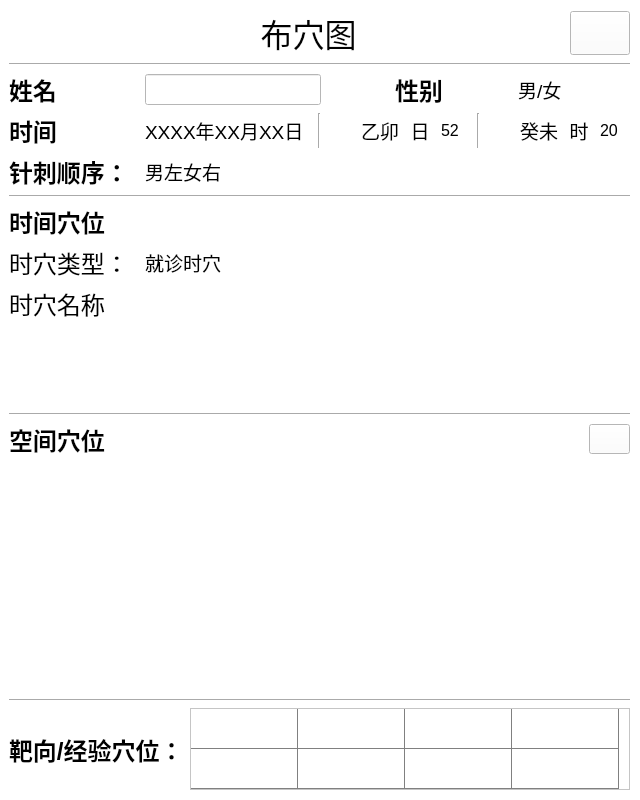
The window that output.ui (pejoypan/ZiWuLiuZhu) describes before a commit, drawn with Qt 5.
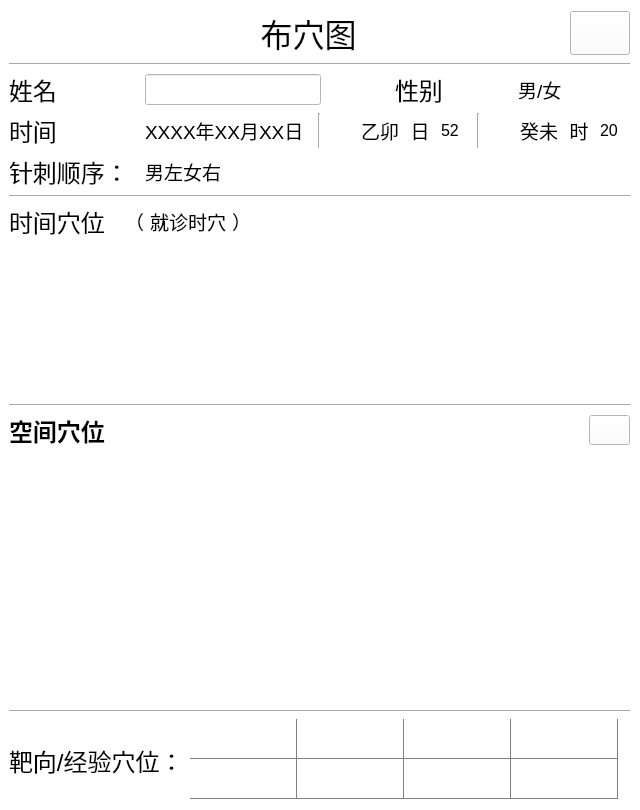
The same window after the commit. Icons and pictures are not drawn.

Commit message: modify font to Arial to adapt macOS

```diff
--- a/output.ui
+++ b/output.ui
@@ -7,9 +7,14 @@
     <x>0</x>
     <y>0</y>
     <width>640</width>
-    <height>800</height>
+    <height>810</height>
    </rect>
   </property>
+  <property name="font">
+   <font>
+    <family>Arial</family>
+   </font>
+  </property>
   <property name="windowTitle">
    <string>Form</string>
   </property>
@@ -26,7 +31,7 @@
      <x>9</x>
      <y>9</y>
      <width>621</width>
-     <height>781</height>
+     <height>792</height>
     </rect>
    </property>
    <layout class="QVBoxLayout" name="verticalLayout">
@@ -119,8 +124,9 @@
         </property>
         <property name="font">
          <font>
+          <family>Arial</family>
           <pointsize>18</pointsize>
-          <bold>true</bold>
+          <bold>false</bold>
          </font>
         </property>
         <property name="text">
@@ -154,8 +160,9 @@
        <widget class="QLabel" name="label_4">
         <property name="font">
          <font>
+          <family>Arial</family>
           <pointsize>18</pointsize>
-          <bold>true</bold>
+          <bold>false</bold>
          </font>
         </property>
         <property name="text">
@@ -223,8 +230,9 @@
           </property>
           <property name="font">
            <font>
+            <family>Arial</family>
             <pointsize>18</pointsize>
-            <bold>true</bold>
+            <bold>false</bold>
            </font>
           </property>
           <property name="text">
@@ -398,8 +406,9 @@
         </property>
         <property name="font">
          <font>
+          <family>Arial</family>
           <pointsize>18</pointsize>
-          <bold>true</bold>
+          <bold>false</bold>
          </font>
         </property>
         <property name="text">
@@ -444,42 +453,33 @@
       </property>
      </widget>
     </item>
-    <item>
-     <widget class="QLabel" name="label_16">
-      <property name="font">
-       <font>
-        <pointsize>18</pointsize>
-        <bold>true</bold>
-       </font>
-      </property>
-      <property name="text">
-       <string>时间穴位</string>
-      </property>
-     </widget>
-    </item>
     <item>
      <layout class="QHBoxLayout" name="horizontalLayout_4">
+      <item>
+       <widget class="QLabel" name="label_16">
+        <property name="font">
+         <font>
+          <family>Arial</family>
+          <pointsize>18</pointsize>
+          <bold>false</bold>
+         </font>
+        </property>
+        <property name="text">
+         <string>时间穴位  </string>
+        </property>
+       </widget>
+      </item>
       <item>
        <widget class="QLabel" name="label_17">
-        <property name="minimumSize">
-         <size>
-          <width>130</width>
-          <height>0</height>
-         </size>
-        </property>
-        <property name="maximumSize">
-         <size>
-          <width>130</width>
-          <height>16777215</height>
-         </size>
-        </property>
         <property name="font">
          <font>
-          <pointsize>18</pointsize>
+          <family>Arial</family>
+          <pointsize>14</pointsize>
+          <bold>false</bold>
          </font>
         </property>
         <property name="text">
-         <string>时穴类型：</string>
+         <string>（</string>
         </property>
        </widget>
       </item>
@@ -487,6 +487,7 @@
        <widget class="QLabel" name="label_18">
         <property name="font">
          <font>
+          <family>Arial</family>
           <pointsize>14</pointsize>
          </font>
         </property>
@@ -495,6 +496,19 @@
         </property>
        </widget>
       </item>
+      <item>
+       <widget class="QLabel" name="label_3">
+        <property name="font">
+         <font>
+          <family>Arial</family>
+          <pointsize>14</pointsize>
+         </font>
+        </property>
+        <property name="text">
+         <string>）</string>
+        </property>
+       </widget>
+      </item>
       <item>
        <spacer name="horizontalSpacer_2">
         <property name="orientation">
@@ -513,19 +527,6 @@
       </item>
      </layout>
     </item>
-    <item>
-     <widget class="QLabel" name="label_19">
-      <property name="font">
-       <font>
-        <pointsize>18</pointsize>
-        <bold>false</bold>
-       </font>
-      </property>
-      <property name="text">
-       <string>时穴名称</string>
-      </property>
-     </widget>
-    </item>
     <item>
      <widget class="QStackedWidget" name="stackedWidget_time">
       <property name="minimumSize">
@@ -534,6 +535,11 @@
         <height>80</height>
        </size>
       </property>
+      <property name="font">
+       <font>
+        <family>Arial</family>
+       </font>
+      </property>
       <widget class="QWidget" name="stackedWidgetPage1"/>
      </widget>
     </item>
@@ -550,6 +556,7 @@
        <widget class="QLabel" name="label_20">
         <property name="font">
          <font>
+          <family>Arial</family>
           <pointsize>18</pointsize>
           <bold>true</bold>
          </font>
@@ -598,6 +605,11 @@
         <height>250</height>
        </size>
       </property>
+      <property name="font">
+       <font>
+        <family>Arial</family>
+       </font>
+      </property>
       <widget class="QWidget" name="stackedWidget_2Page1"/>
      </widget>
     </item>
@@ -612,10 +624,17 @@
      <layout class="QHBoxLayout" name="horizontalLayout_2">
       <item>
        <widget class="QLabel" name="label_21">
+        <property name="minimumSize">
+         <size>
+          <width>175</width>
+          <height>0</height>
+         </size>
+        </property>
         <property name="font">
          <font>
+          <family>Arial</family>
           <pointsize>18</pointsize>
-          <bold>true</bold>
+          <bold>false</bold>
          </font>
         </property>
         <property name="text">
@@ -639,9 +658,13 @@
         </property>
         <property name="font">
          <font>
+          <family>Arial</family>
           <pointsize>14</pointsize>
          </font>
         </property>
+        <property name="styleSheet">
+         <string notr="true">border: 0px</string>
+        </property>
         <property name="rowCount">
          <number>2</number>
         </property>
```
Left out of the diff: 25 changed lines with no effect on the pictures. The commit also changes 14 other files.
